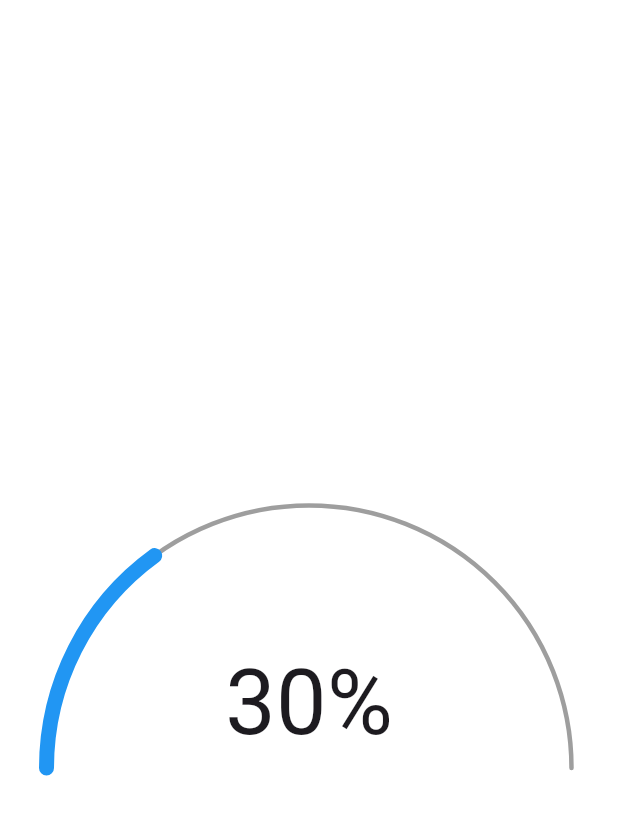
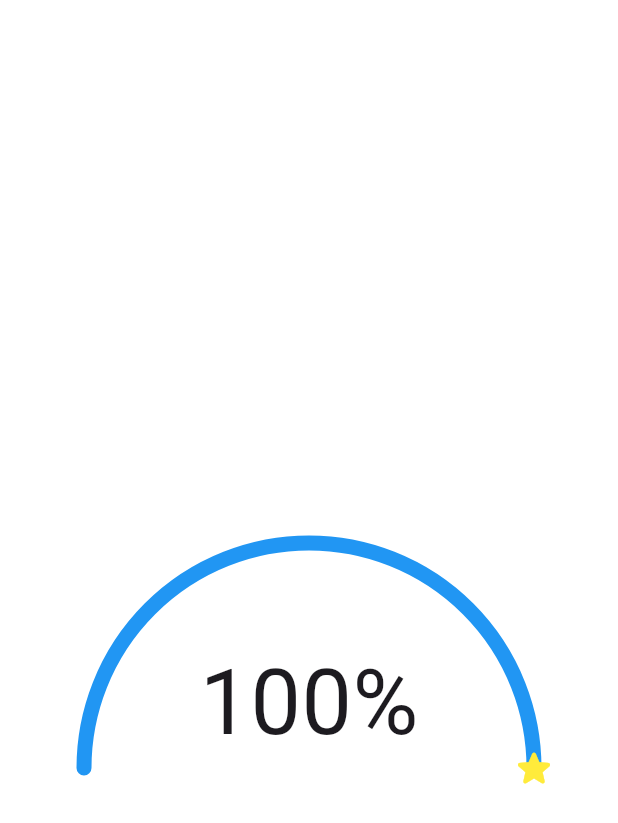
Before and after one commit to Taws-Espol/flutter-como-un-pro, a Flutter app: the screen it shows after launch, on a phone screen of 412 x 824 dp. Shown: the top 823 px of the screen. Run offline on Flutter 3.47's test engine with Material 3 defaults, Android fonts, the light colour scheme and no system bars.

Commit message:
[Add] TextPainter Estrella

```diff
--- a/lib/app/modules/playground/playground_page.dart
+++ b/lib/app/modules/playground/playground_page.dart
@@ -1,80 +1,23 @@
 import 'dart:math';
 
 import 'package:flutter/material.dart';
+import 'package:flutter_como_un_pro/app/widgets/GraficoArco.dart';
+import 'package:flutter_como_un_pro/app/widgets/GraficoCirculo.dart';
 
 class PlaygroundPage extends StatelessWidget {
   const PlaygroundPage({super.key});
 
   @override
   Widget build(BuildContext context) {
-    return const Scaffold(
+    return Scaffold(
       body: Center(
-        child: SizedBox(
-          width: 350,
+        child: Container(
+          width: 300,
           height: 200,
           // color: Colors.redAccent,
-          child: GraficoArco(porcentaje: 30),
+          child: GraficoArco(porcentaje: 100),
         ),
       ),
     );
   }
 }
-
-class GraficoArco extends StatelessWidget {
-  const GraficoArco({
-    super.key,
-    required this.porcentaje,
-  });
-  final int porcentaje;
-
-  @override
-  Widget build(BuildContext context) {
-    return CustomPaint(
-      painter: GraficoArcoPainter(porcentaje: porcentaje),
-      child: Align(
-        alignment: Alignment.bottomCenter,
-        child: Text(
-          "$porcentaje%",
-          style: const TextStyle(
-            fontSize: 60,
-          ),
-        ),
-      ),
-    );
-  }
-}
-
-class GraficoArcoPainter extends CustomPainter {
-  final int porcentaje;
-
-  GraficoArcoPainter({super.repaint, required this.porcentaje});
-  @override
-  void paint(Canvas canvas, Size size) {
-    //Lapiz
-    final lapizGris = Paint()
-      ..color = Colors.grey //Parametro
-      ..strokeWidth = 3 //Parametro
-      ..style = PaintingStyle.stroke
-      ..strokeCap = StrokeCap.round;
-
-    //Movimiento-trazo
-    //Canvas
-    final centro = Offset(size.width * 0.50, size.height);
-    final radio = min(size.width * 0.50, size.height);
-    final ubicacion = Rect.fromCircle(center: centro, radius: radio);
-    canvas.drawArc(ubicacion, pi, pi, false, lapizGris); //TODO: useCenter
-
-    //Relleno
-
-    final lapizRelleno = Paint()
-      ..color = Colors.blue //Parametro
-      ..strokeWidth = 10 //Parametro
-      ..style = PaintingStyle.stroke
-      ..strokeCap = StrokeCap.round;
-
-    canvas.drawArc(ubicacion, pi, pi * (porcentaje / 100), false, lapizRelleno);
-  }
-
-  @override
-  bool shouldRepaint(covariant CustomPainter oldDelegate) => true;
-}
```
Also changed, not shown: lib/app/widgets/GraficoArco.dart (added, +84 -0 lines), lib/app/widgets/GraficoCirculo.dart (added, +67 -0 lines).
